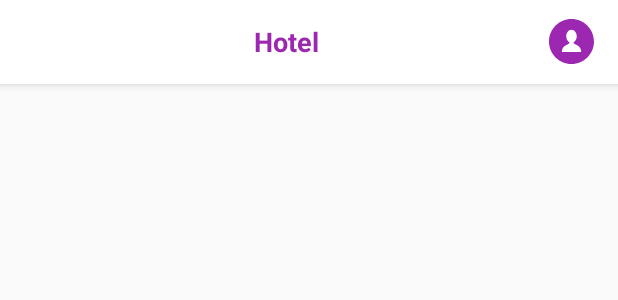
After one commit to snowaye/Assignment4, an Android app: the layout toolbar_home.xml on its own in the app's theme, with its tools: preview values and no code run, on a phone screen of 412 x 824 dp. The commit adds this screen. Shown: the top 300 px of the screen. Run offline under Robolectric (Android 15) with nearby library versions, the phone set to English and light mode, and no system bars.

```diff
--- a/app/build.gradle
+++ b/app/build.gradle
@@ -9,6 +9,7 @@ android {
         targetSdkVersion 28
         versionCode 1
         versionName "1.0"
+        vectorDrawables.useSupportLibrary true
         testInstrumentationRunner "android.support.test.runner.AndroidJUnitRunner"
     }
     buildTypes {
--- /dev/null
+++ b/app/src/main/res/drawable/bottom_navigation_selector.xml
@@ -0,0 +1,5 @@
+<?xml version="1.0" encoding="utf-8"?>
+<selector xmlns:android="http://schemas.android.com/apk/res/android">
+<item android:state_checked="true" android:color="@color/colorNavIcon" />
+<item android:color="@color/colorNavIconLight"  />
+</selector>
--- /dev/null
+++ b/app/src/main/res/drawable/ic_default_user.xml
@@ -0,0 +1,6 @@
+<vector android:height="256dp" android:viewportHeight="299.997"
+    android:viewportWidth="299.997" android:width="256dp"
+    xmlns:android="http://schemas.android.com/apk/res/android">
+    <path android:fillColor="@color/colorNavIcon"
+        android:pathData="M149.996,0C67.157,0 0.001,67.158 0.001,149.997c0,82.837 67.156,150 149.995,150s150,-67.163 150,-150C299.996,67.156 232.835,0 149.996,0zM150.453,220.763v-0.002h-0.916H85.465c0,-46.856 41.152,-46.845 50.284,-59.097l1.045,-5.587c-12.83,-6.502 -21.887,-22.178 -21.887,-40.512c0,-24.154 15.712,-43.738 35.089,-43.738c19.377,0 35.089,19.584 35.089,43.738c0,18.178 -8.896,33.756 -21.555,40.361l1.19,6.349c10.019,11.658 49.802,12.418 49.802,58.488H150.453z"/>
+</vector>
--- /dev/null
+++ b/app/src/main/res/layout/toolbar_home.xml
@@ -0,0 +1,37 @@
+<?xml version="1.0" encoding="utf-8"?>
+<android.support.design.widget.AppBarLayout
+    android:id="@+id/appbar"
+    android:layout_width="match_parent"
+    android:layout_height="wrap_content"
+    xmlns:app="http://schemas.android.com/apk/res-auto"
+    android:background="@android:color/white"
+    xmlns:android="http://schemas.android.com/apk/res/android">
+    <android.support.v7.widget.Toolbar
+        android:id="@+id/toolbar"
+        android:layout_width="match_parent"
+        android:layout_height="?attr/actionBarSize"
+        app:layout_scrollFlags="enterAlways">
+        <LinearLayout
+            android:layout_width="match_parent"
+            android:layout_height="wrap_content"
+            android:gravity="center"
+            android:orientation="horizontal">
+            <android.support.v7.widget.AppCompatTextView
+                android:id="@+id/tv_title"
+                android:layout_width="0dp"
+                android:layout_weight="1"
+                android:layout_height="wrap_content"
+                android:text="Hotel"
+                android:gravity="center"
+                android:textSize="18sp"
+                android:textStyle="bold"
+                android:textColor="@color/colorToolbarTextColor"/>
+            <android.support.v7.widget.AppCompatImageView
+                android:id="@+id/imgv_core"
+                android:layout_width="30dp"
+                android:layout_height="30dp"
+                android:layout_marginEnd="@dimen/activity_horizontal_margin"
+                app:srcCompat="@drawable/ic_default_user"/>
+        </LinearLayout>
+    </android.support.v7.widget.Toolbar>
+</android.support.design.widget.AppBarLayout>
--- a/app/src/main/res/values/colors.xml
+++ b/app/src/main/res/values/colors.xml
@@ -8,4 +8,6 @@
     <color name="colorNavIconLight">#cccccc</color>
     <color name="colorNavText">#9C27B0</color>
     <color name="colorNavTextLight">#cccccc</color>
+    <color name="colorToolbarTextColor">#9C27B0</color>
+    <color name="colorMainBackground">#fcf8fc</color>
 </resources>
```
Also changed, not shown: app/src/main/java/padc/batch9/assignment4/MainActivity.java (+51 -6 lines), app/src/main/java/padc/batch9/assignment4/fragment/FragmentOne.java (added, +21 -0 lines), app/src/main/java/padc/batch9/assignment4/fragment/FragmentThree.java (added, +21 -0 lines), app/src/main/java/padc/batch9/assignment4/fragment/FragmentTwo.java (added, +21 -0 lines), app/src/main/res/layout/activity_main.xml (+21 -22 lines).
